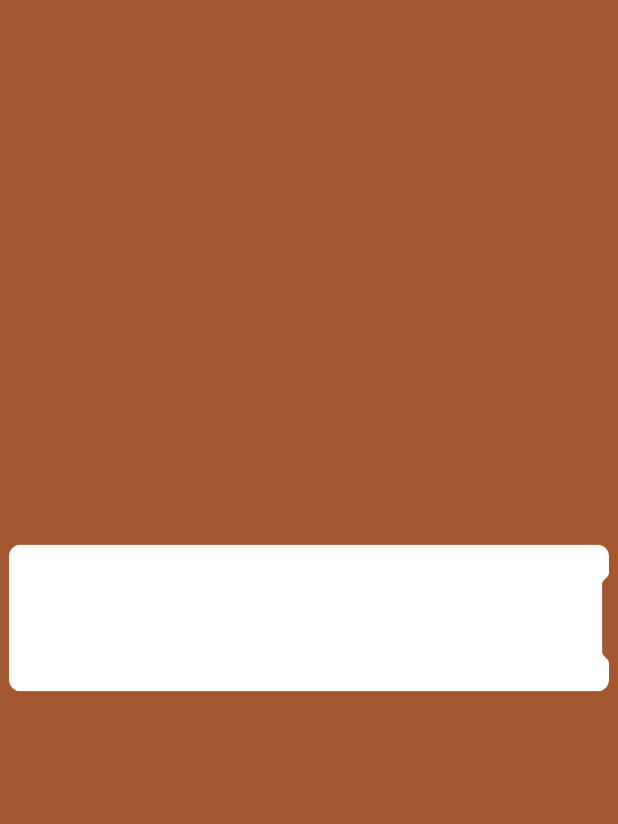
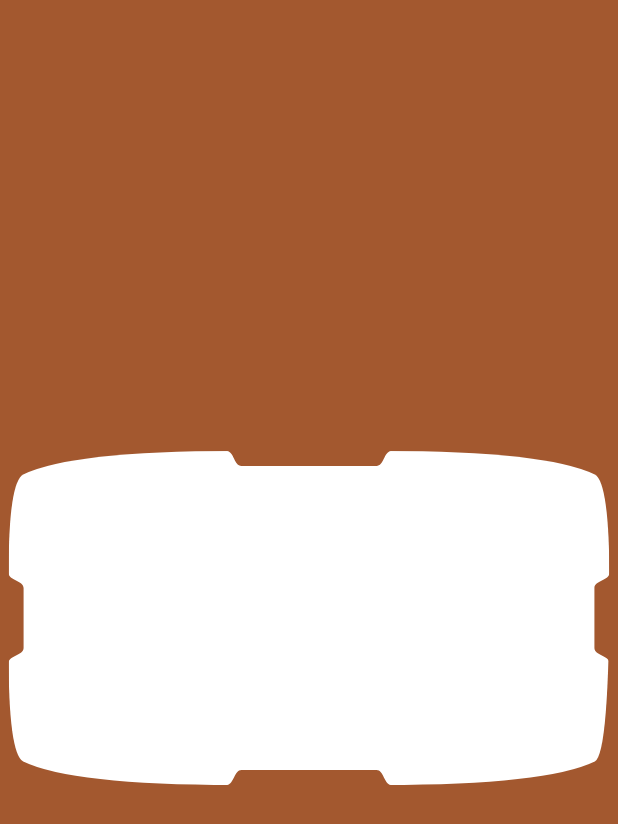
Before and after one commit to folaoluwafemi/task_sphere, a Flutter app: the screen it shows after launch, on a phone screen of 412 x 824 dp. Shown: the top 824 px of the screen. Run offline on Flutter 3.47's test engine with Material 2 defaults, Android fonts, the phone set to English and light mode, and no system bars; our stand-ins replace cloud_firestore, equatable, firebase_auth, firebase_core, flutter_screenutil, flutter_svg and 4 more; accounts and stored records are empty; generated files the repository leaves out were written again.

Commit message:
implement small button bezier clipper

```diff
--- /dev/null
+++ b/lib/src/entities/app/ui/components/button/small/small_button.dart
@@ -0,0 +1,47 @@
+import 'package:flutter/widgets.dart';
+import 'package:task_sphere/src/entities/app/ui/components/components_barrel.dart';
+import 'package:task_sphere/src/utils/utils_barrel.dart';
+
+class SmallButton extends StatelessWidget {
+  final Widget child;
+  final double? width;
+  final double? height;
+  final double? gutterWidth;
+
+  const SmallButton({
+    Key? key,
+    required this.child,
+    this.width,
+    this.height,
+    this.gutterWidth,
+  }) : super(key: key);
+
+  @override
+  Widget build(BuildContext context) {
+    return SizedBox(
+      width: width,
+      height: height,
+      child: ClipPath(
+        key: UniqueKey(),
+        clipper: SmallButtonBezierClipper(
+          horizontalLength: 20,
+          verticalHeight: 10,
+          depth: 2,
+          radius: 1,
+        ),
+        child: ClipPath(
+          clipper: SmallButtonGutterClipper(
+            horizontalLength: 20,
+            verticalHeight: 10,
+            depth: 2,
+            radius: 1,
+          ),
+          child: Container(
+            color: context.bgColors.$50,
+            child: child,
+          ),
+        ),
+      ),
+    );
+  }
+}
--- /dev/null
+++ b/lib/src/entities/app/ui/components/button/small/small_button_bezier_clipper.dart
@@ -0,0 +1,86 @@
+import 'package:flutter/widgets.dart';
+import 'package:task_sphere/src/utils/utils_barrel.dart';
+
+class SmallButtonBezierClipper extends CustomClipper<Path> {
+  final double horizontalLength;
+  final double verticalHeight;
+  final double depth;
+  final double radius;
+
+  const SmallButtonBezierClipper({
+    required this.horizontalLength,
+    required this.verticalHeight,
+    required this.depth,
+    required this.radius,
+  });
+
+  @override
+  Path getClip(Size size) {
+    final Path path = Path();
+    path
+      ..moveTo(
+        3.bezierRelativeWidth(size.width),
+        3.bezierRelativeHeight(size.height),
+      )
+      ..quadraticBezierTo(
+        13.bezierRelativeWidth(size.width),
+        0,
+        size.width.half - horizontalLength.half,
+        0,
+      )
+      ..lineTo(size.width.half + horizontalLength.half, 0)
+      ..quadraticBezierTo(
+        size.width - 13.bezierRelativeWidth(size.width),
+        0,
+        size.width - 3.bezierRelativeWidth(size.width),
+        3.bezierRelativeHeight(size.height),
+      )
+      ..quadraticBezierTo(
+        size.width,
+        4.bezierRelativeHeight(size.height),
+        size.width,
+        size.height.half - verticalHeight.half,
+      )
+      ..lineTo(size.width, size.height.half - verticalHeight.half)
+      ..quadraticBezierTo(
+        size.width,
+        size.height - 4.bezierRelativeHeight(size.height),
+        size.width - 3.bezierRelativeWidth(size.width),
+        size.height - 3.bezierRelativeHeight(size.height),
+      )
+      ..quadraticBezierTo(
+        size.width - 13.bezierRelativeWidth(size.width),
+        size.height,
+        size.width.half + horizontalLength.half,
+        size.height,
+      )
+      ..lineTo(size.width.half - horizontalLength.half, size.height)
+      ..quadraticBezierTo(
+        13.bezierRelativeWidth(size.width),
+        size.height,
+        3.bezierRelativeWidth(size.width),
+        size.height - 3.bezierRelativeHeight(size.height),
+      )
+      ..quadraticBezierTo(
+        0,
+        size.height - 4.bezierRelativeHeight(size.height),
+        0,
+        size.height.half + verticalHeight.half,
+      )
+      ..lineTo(0, size.height.half - verticalHeight.half - radius)
+      ..quadraticBezierTo(
+        0,
+        4.bezierRelativeHeight(size.height),
+        3.bezierRelativeWidth(size.width),
+        3.bezierRelativeHeight(size.height),
+      )
+      ..close();
+
+    return path;
+  }
+
+  @override
+  bool shouldReclip(covariant CustomClipper<Path> oldClipper) {
+    return false;
+  }
+}
--- /dev/null
+++ b/lib/src/entities/app/ui/components/button/small/small_button_gutter_clipper.dart
@@ -0,0 +1,396 @@
+import 'package:flutter/cupertino.dart';
+import 'package:task_sphere/src/utils/utils_barrel.dart';
+
+enum VerticalsPlacement { left, right }
+
+enum HorizontalsPlacement { top, bottom }
+
+class SmallButtonGutterClipper extends CustomClipper<Path> {
+  final double horizontalLength;
+  final double verticalHeight;
+  final double depth;
+  final double radius;
+
+  const SmallButtonGutterClipper({
+    required this.horizontalLength,
+    required this.verticalHeight,
+    required this.depth,
+    required this.radius,
+  });
+
+  @override
+  Path getClip(Size size) {
+    final Path path = Path();
+    path
+      ..moveTo(0, 0)
+      ..addPath(
+        getHorizontalClip1(size),
+        Offset.zero,
+      )
+      ..lineTo(size.width, 0)
+      ..addPath(
+        getVerticalClip1(
+          path,
+          size,
+        ),
+        Offset.zero,
+      )
+      ..lineTo(size.width, size.height)
+      ..addPath(
+        getHorizontalClip2(path, size),
+        Offset.zero,
+      )
+      ..lineTo(0, size.height)
+      ..addPath(
+        getVerticalClip2(path, size),
+        Offset.zero,
+      )
+      ..close();
+
+    return path;
+  }
+
+  Path getVerticalClip2(Path path, Size size) {
+    final double gutterXMid = depth.half;
+
+    final Offset gutterStartOffset = Offset(
+      depth,
+      size.height.half + verticalHeight.half,
+    );
+    final Offset gutterEndOffset = Offset(
+      0,
+      size.height.half - verticalHeight.half,
+    );
+
+    final Offset curveCenterStart = Offset(
+      gutterStartOffset.dx - gutterXMid,
+      gutterStartOffset.dy,
+    );
+    final Offset curveCenterEnd = Offset(
+      gutterEndOffset.dx + gutterXMid,
+      gutterEndOffset.dy,
+    );
+
+    final Offset positiveCurveStart = Offset(
+      curveCenterStart.dx - gutterXMid,
+      curveCenterStart.dy + radius,
+    );
+
+    final Offset positiveCurveEnd = Offset(
+      curveCenterEnd.dx - gutterXMid,
+      curveCenterEnd.dy - radius,
+    );
+
+    final Offset negativeCurveStart = Offset(
+      curveCenterStart.dx + gutterXMid,
+      curveCenterStart.dy - radius,
+    );
+
+    final Offset negativeCurveEnd = Offset(
+      curveCenterEnd.dx + gutterXMid,
+      curveCenterEnd.dy + radius,
+    );
+
+    final Offset startFirstCubicControlPoint = Offset(
+      positiveCurveStart.dx,
+      positiveCurveStart.dy - radius,
+    );
+
+    final Offset startSecondCubicControlPoint = Offset(
+      negativeCurveStart.dx,
+      negativeCurveStart.dy + radius,
+    );
+
+    final Offset endFirstCubicControlPoint = Offset(
+      negativeCurveEnd.dx,
+      negativeCurveEnd.dy - radius,
+    );
+
+    final Offset endSecondCubicControlPoint = Offset(
+      positiveCurveEnd.dx,
+      positiveCurveEnd.dy + radius,
+    );
+
+    path
+          ..lineTo(positiveCurveStart.dx, positiveCurveStart.dy)
+          ..cubicTo(
+            startFirstCubicControlPoint.dx,
+            startFirstCubicControlPoint.dy,
+            startSecondCubicControlPoint.dx,
+            startSecondCubicControlPoint.dy,
+            negativeCurveStart.dx,
+            negativeCurveStart.dy,
+          )
+          ..lineTo(negativeCurveEnd.dx, negativeCurveEnd.dy)
+          ..cubicTo(
+            endFirstCubicControlPoint.dx,
+            endFirstCubicControlPoint.dy,
+            endSecondCubicControlPoint.dx,
+            endSecondCubicControlPoint.dy,
+            positiveCurveEnd.dx,
+            positiveCurveEnd.dy,
+          )
+        //asda
+        ;
+
+    return path;
+  }
+
+  Path getHorizontalClip1(Size size) {
+    final Path path = Path();
+    final double gutterYMid = depth.half;
+
+    final Offset gutterStartOffset = Offset(
+      size.width.half - horizontalLength.half,
+      0,
+    );
+    final Offset gutterEndOffset = Offset(
+      size.width.half + horizontalLength.half,
+      depth,
+    );
+
+    final Offset curveCenterStart = Offset(
+      gutterStartOffset.dx,
+      gutterStartOffset.dy + gutterYMid,
+    );
+    final Offset curveCenterEnd = Offset(
+      gutterEndOffset.dx,
+      gutterEndOffset.dy - gutterYMid,
+    );
+
+    final Offset positiveCurveStart = Offset(
+      curveCenterStart.dx - radius,
+      curveCenterStart.dy - gutterYMid,
+    );
+
+    final Offset positiveCurveEnd = Offset(
+      curveCenterEnd.dx + radius,
+      curveCenterEnd.dy - gutterYMid,
+    );
+
+    final Offset negativeCurveStart = Offset(
+      curveCenterStart.dx + radius,
+      curveCenterStart.dy + gutterYMid,
+    );
+
+    final Offset negativeCurveEnd = Offset(
+      curveCenterEnd.dx - radius,
+      curveCenterEnd.dy + gutterYMid,
+    );
+
+    final Offset startFirstCubicControlPoint = Offset(
+      positiveCurveStart.dx + radius,
+      positiveCurveStart.dy,
+    );
+
+    final Offset startSecondCubicControlPoint = Offset(
+      negativeCurveStart.dx - radius,
+      negativeCurveStart.dy,
+    );
+
+    final Offset endFirstCubicControlPoint = Offset(
+      negativeCurveEnd.dx + radius,
+      negativeCurveEnd.dy,
+    );
+
+    final Offset endSecondCubicControlPoint = Offset(
+      positiveCurveEnd.dx - radius,
+      positiveCurveEnd.dy,
+    );
+
+    path
+      ..lineTo(positiveCurveStart.dx, positiveCurveStart.dy)
+      ..cubicTo(
+        startFirstCubicControlPoint.dx,
+        startFirstCubicControlPoint.dy,
+        startSecondCubicControlPoint.dx,
+        startSecondCubicControlPoint.dy,
+        negativeCurveStart.dx,
+        negativeCurveStart.dy,
+      )
+      ..lineTo(negativeCurveEnd.dx, negativeCurveEnd.dy)
+      ..cubicTo(
+        endFirstCubicControlPoint.dx,
+        endFirstCubicControlPoint.dy,
+        endSecondCubicControlPoint.dx,
+        endSecondCubicControlPoint.dy,
+        positiveCurveEnd.dx,
+        positiveCurveEnd.dy,
+      );
+
+    return path;
+  }
+
+  Path getHorizontalClip2(Path path, Size size) {
+    final double gutterYMid = depth.half;
+
+    final Offset gutterStartOffset = Offset(
+      size.width.half + horizontalLength.half,
+      size.height,
+    );
+    final Offset gutterEndOffset = Offset(
+      size.width.half - horizontalLength.half,
+      size.height - depth,
+    );
+
+    final Offset curveCenterStart = Offset(
+      gutterStartOffset.dx,
+      gutterStartOffset.dy - gutterYMid,
+    );
+    final Offset curveCenterEnd = Offset(
+      gutterEndOffset.dx,
+      gutterEndOffset.dy + gutterYMid,
+    );
+
+    final Offset positiveCurveStart = Offset(
+      curveCenterStart.dx + radius,
+      curveCenterStart.dy + gutterYMid,
+    );
+
+    final Offset positiveCurveEnd = Offset(
+      curveCenterEnd.dx - radius,
+      curveCenterEnd.dy + gutterYMid,
+    );
+
+    final Offset negativeCurveStart = Offset(
+      curveCenterStart.dx - radius,
+      curveCenterStart.dy - gutterYMid,
+    );
+
+    final Offset negativeCurveEnd = Offset(
+      curveCenterEnd.dx + radius,
+      curveCenterEnd.dy - gutterYMid,
+    );
+
+    final Offset startFirstCubicControlPoint = Offset(
+      positiveCurveStart.dx - radius,
+      positiveCurveStart.dy,
+    );
+
+    final Offset startSecondCubicControlPoint = Offset(
+      negativeCurveStart.dx + radius,
+      negativeCurveStart.dy,
+    );
+
+    final Offset endFirstCubicControlPoint = Offset(
+      negativeCurveEnd.dx - radius,
+      negativeCurveEnd.dy,
+    );
+
+    final Offset endSecondCubicControlPoint = Offset(
+      positiveCurveEnd.dx + radius,
+      positiveCurveEnd.dy,
+    );
+
+    path
+      ..lineTo(positiveCurveStart.dx, positiveCurveStart.dy)
+      ..cubicTo(
+        startFirstCubicControlPoint.dx,
+        startFirstCubicControlPoint.dy,
+        startSecondCubicControlPoint.dx,
+        startSecondCubicControlPoint.dy,
+        negativeCurveStart.dx,
+        negativeCurveStart.dy,
+      )
+      ..lineTo(negativeCurveEnd.dx, negativeCurveEnd.dy)
+      ..cubicTo(
+        endFirstCubicControlPoint.dx,
+        endFirstCubicControlPoint.dy,
+        endSecondCubicControlPoint.dx,
+        endSecondCubicControlPoint.dy,
+        positiveCurveEnd.dx,
+        positiveCurveEnd.dy,
+      );
+
+    return path;
+  }
+
+  Path getVerticalClip1(Path path, Size size) {
+    final double gutterXMid = depth.half;
+
+    final Offset gutterStartOffset = Offset(
+      size.width - depth,
+      size.height.half - verticalHeight.half,
+    );
+    final Offset gutterEndOffset = Offset(
+      size.width,
+      size.height.half + verticalHeight.half,
+    );
+
+    final Offset curveCenterStart = Offset(
+      gutterEndOffset.dx - gutterXMid,
+      gutterStartOffset.dy,
+    );
+    final Offset curveCenterEnd = Offset(
+      gutterEndOffset.dx - gutterXMid,
+      gutterEndOffset.dy,
+    );
+
+    final Offset positiveCurveStart = Offset(
+      curveCenterStart.dx + gutterXMid,
+      curveCenterStart.dy - radius,
+    );
+
+    final Offset positiveCurveEnd = Offset(
+      curveCenterEnd.dx + gutterXMid,
+      curveCenterEnd.dy + radius,
+    );
+
+    final Offset negativeCurveStart = Offset(
+      curveCenterStart.dx - gutterXMid,
+      curveCenterStart.dy + radius,
+    );
+
+    final Offset negativeCurveEnd = Offset(
+      curveCenterEnd.dx - gutterXMid,
+      curveCenterEnd.dy - radius,
+    );
+
+    final Offset startFirstCubicControlPoint = Offset(
+      positiveCurveStart.dx,
+      positiveCurveStart.dy + radius,
+    );
+
+    final Offset startSecondCubicControlPoint = Offset(
+      negativeCurveStart.dx,
+      negativeCurveStart.dy - radius,
+    );
+
+    final Offset endFirstCubicControlPoint = Offset(
+      negativeCurveEnd.dx,
+      negativeCurveEnd.dy + radius,
+    );
+
+    final Offset endSecondCubicControlPoint = Offset(
+      positiveCurveEnd.dx,
+      positiveCurveEnd.dy - radius,
+    );
+
+    path
+      ..lineTo(positiveCurveStart.dx, positiveCurveStart.dy)
+      ..cubicTo(
+        startFirstCubicControlPoint.dx,
+        startFirstCubicControlPoint.dy,
+        startSecondCubicControlPoint.dx,
+        startSecondCubicControlPoint.dy,
+        negativeCurveStart.dx,
+        negativeCurveStart.dy,
+      )
+      ..lineTo(negativeCurveEnd.dx, negativeCurveEnd.dy)
+      ..cubicTo(
+        endFirstCubicControlPoint.dx,
+        endFirstCubicControlPoint.dy,
+        endSecondCubicControlPoint.dx,
+        endSecondCubicControlPoint.dy,
+        positiveCurveEnd.dx,
+        positiveCurveEnd.dy,
+      );
+
+    return path;
+  }
+
+  @override
+  bool shouldReclip(covariant CustomClipper<Path> oldClipper) {
+    return false;
+  }
+}
--- /dev/null
+++ b/lib/src/entities/app/ui/components/cards/task/task_card.dart
@@ -0,0 +1,40 @@
+import 'package:flutter/widgets.dart';
+import 'package:task_sphere/src/entities/app/ui/components/components_barrel.dart';
+import 'package:task_sphere/src/utils/utils_barrel.dart';
+
+class TaskCard extends StatelessWidget {
+  final Widget child;
+  final double? width;
+  final double? height;
+  final double? gutterWidth;
+
+  const TaskCard({
+    Key? key,
+    required this.child,
+    this.width,
+    this.height,
+    this.gutterWidth,
+  }) : super(key: key);
+
+  @override
+  Widget build(BuildContext context) {
+    return SizedBox(
+      width: width,
+      height: height,
+      child: ClipRRect(
+        borderRadius: Ui.circularBorder(15.l),
+        child: ClipPath(
+          clipper: TaskCardClipper(
+            gutterRadius: 4,
+            gutterThickness: 4,
+            gutterWidth: gutterWidth,
+          ),
+          child: Container(
+            color: context.bgColors.$50,
+            child: child,
+          ),
+        ),
+      ),
+    );
+  }
+}
--- /dev/null
+++ b/lib/src/entities/app/ui/components/cards/task/task_card_clipper.dart
@@ -0,0 +1,112 @@
+import 'package:flutter/widgets.dart';
+import 'package:flutter_screenutil/flutter_screenutil.dart';
+import 'package:task_sphere/src/utils/functions/extensions/extensions.dart';
+
+class TaskCardClipper extends CustomClipper<Path> {
+  final double gutterRadius;
+  final double gutterWidth;
+  final double gutterThickness;
+
+  TaskCardClipper({
+    required this.gutterRadius,
+    double? gutterWidth,
+    double? gutterThickness,
+  })  : gutterWidth = gutterWidth ?? 44.w,
+        gutterThickness = gutterThickness ?? 4.h;
+
+  @override
+  Path getClip(Size size) {
+    final Path path = Path();
+    final double gutterYMid = gutterThickness.half;
+
+    final Offset gutterStartOffset = Offset(
+      size.width.half - gutterWidth.half,
+      0,
+    );
+    final Offset gutterEndOffset = Offset(
+      size.width.half + gutterWidth.half,
+      gutterThickness,
+    );
+
+    final Offset curveCenterStart = Offset(
+      gutterStartOffset.dx,
+      gutterStartOffset.dy + gutterYMid,
+    );
+    final Offset curveCenterEnd = Offset(
+      gutterEndOffset.dx,
+      gutterEndOffset.dy - gutterYMid,
+    );
+
+    final Offset positiveCurveStart = Offset(
+      curveCenterStart.dx - gutterRadius,
+      curveCenterStart.dy - gutterYMid,
+    );
+
+    final Offset positiveCurveEnd = Offset(
+      curveCenterEnd.dx + gutterRadius,
+      curveCenterEnd.dy - gutterYMid,
+    );
+
+    final Offset negativeCurveStart = Offset(
+      curveCenterStart.dx + gutterRadius,
+      curveCenterStart.dy + gutterYMid,
+    );
+
+    final Offset negativeCurveEnd = Offset(
+      curveCenterEnd.dx - gutterRadius,
+      curveCenterEnd.dy + gutterYMid,
+    );
+
+    final Offset startFirstCubicControlPoint = Offset(
+      positiveCurveStart.dx + gutterRadius,
+      positiveCurveStart.dy,
+    );
+
+    final Offset startSecondCubicControlPoint = Offset(
+      negativeCurveStart.dx - gutterRadius,
+      negativeCurveStart.dy,
+    );
+
+    final Offset endFirstCubicControlPoint = Offset(
+      negativeCurveEnd.dx + gutterRadius,
+      negativeCurveEnd.dy,
+    );
+
+    final Offset endSecondCubicControlPoint = Offset(
+      positiveCurveEnd.dx - gutterRadius,
+      positiveCurveEnd.dy,
+    );
+
+    path
+      ..moveTo(0, 0)
+      ..lineTo(positiveCurveStart.dx, positiveCurveStart.dy)
+      ..cubicTo(
+        startFirstCubicControlPoint.dx,
+        startFirstCubicControlPoint.dy,
+        startSecondCubicControlPoint.dx,
+        startSecondCubicControlPoint.dy,
+        negativeCurveStart.dx,
+        negativeCurveStart.dy,
+      )
+      ..lineTo(negativeCurveEnd.dx, negativeCurveEnd.dy)
+      ..cubicTo(
+        endFirstCubicControlPoint.dx,
+        endFirstCubicControlPoint.dy,
+        endSecondCubicControlPoint.dx,
+        endSecondCubicControlPoint.dy,
+        positiveCurveEnd.dx,
+        positiveCurveEnd.dy,
+      )
+      ..lineTo(size.width, 0)
+      ..lineTo(size.width, size.height)
+      ..lineTo(0, size.height)
+      ..close();
+
+    return path;
+  }
+
+  @override
+  bool shouldReclip(covariant CustomClipper<Path> oldClipper) {
+    return false;
+  }
+}
--- a/lib/src/entities/app/ui/components/components_barrel.dart
+++ b/lib/src/entities/app/ui/components/components_barrel.dart
@@ -1,8 +1,13 @@
+export 'package:task_sphere/src/entities/app/ui/components/button/small/small_button.dart';
+export 'package:task_sphere/src/entities/app/ui/components/button/small/small_button_bezier_clipper.dart';
+export 'package:task_sphere/src/entities/app/ui/components/button/small/small_button_gutter_clipper.dart';
+export 'package:task_sphere/src/entities/app/ui/components/cards/modals/modal_card.dart';
+export 'package:task_sphere/src/entities/app/ui/components/cards/modals/modal_card_clipper.dart';
+export 'package:task_sphere/src/entities/app/ui/components/cards/task/task_card.dart';
+export 'package:task_sphere/src/entities/app/ui/components/cards/task/task_card_clipper.dart';
 export 'package:task_sphere/src/entities/app/ui/components/inputs/date_range_picker.dart';
 export 'package:task_sphere/src/entities/app/ui/components/inputs/input_field.dart';
 export 'package:task_sphere/src/entities/app/ui/components/inputs/input_form_field.dart';
 export 'package:task_sphere/src/entities/app/ui/components/inputs/otp.dart';
 export 'package:task_sphere/src/entities/app/ui/components/inputs/password.dart';
-export 'package:task_sphere/src/entities/app/ui/components/modals/modal_card.dart';
-export 'package:task_sphere/src/entities/app/ui/components/modals/modal_card_clipper.dart';
 export 'package:task_sphere/src/entities/app/ui/components/tab_pills/tab_pill.dart';
--- a/lib/src/entities/starter/onboarding/ui/presentation/onboarding_screen.dart
+++ b/lib/src/entities/starter/onboarding/ui/presentation/onboarding_screen.dart
@@ -1,5 +1,6 @@
 import 'package:flutter/material.dart';
-import 'package:task_sphere/src/entities/app/ui/components/modals/modal_card.dart';
+import 'package:flutter_screenutil/flutter_screenutil.dart';
+import 'package:task_sphere/src/entities/app/ui/components/components_barrel.dart';
 import 'package:task_sphere/src/utils/utils_barrel.dart';
 
 class OnboardingScreen extends StatelessWidget {
@@ -7,6 +8,9 @@ class OnboardingScreen extends StatelessWidget {
 
   @override
   Widget build(BuildContext context) {
+    print('asdasd${37.3.h}');
+    print('asdas${107.7.w}');
+    //128
     return Scaffold(
       appBar: AppBar(
         elevation: 0,
@@ -23,10 +27,10 @@ class OnboardingScreen extends StatelessWidget {
             30.boxHeight,
             Center(
               child: Transform.scale(
-                scale: 1,
-                child: const ModalCard(
-                  height: 98,
-                  width: 400,
+                scale: 5,
+                child: SmallButton(
+                  width: 70.w,
+                  height: 37.3.h,
                   child: Column(
                     children: [],
                   ),
--- a/lib/src/utils/functions/extensions/num_extension.dart
+++ b/lib/src/utils/functions/extensions/num_extension.dart
@@ -18,4 +18,12 @@ extension AppSizerDoubleExtension on num {
   double get radians => this * (math.pi / 180);
 
   double get pi => this * math.pi;
+
+  double bezierRelativeWidth(double newWidth) {
+    return this * (newWidth / 107.7.w);
+  }
+
+  double bezierRelativeHeight(double newHeight) {
+    return this * (newHeight / 37.3.w);
+  }
 }
```
Also changed, not shown: lib/src/entities/app/ui/components/cards/modals/modal_card.dart (renamed from lib/src/entities/app/ui/components/modals/modal_card.dart), lib/src/entities/app/ui/components/cards/modals/modal_card_clipper.dart (renamed from lib/src/entities/app/ui/components/modals/modal_card_clipper.dart).
